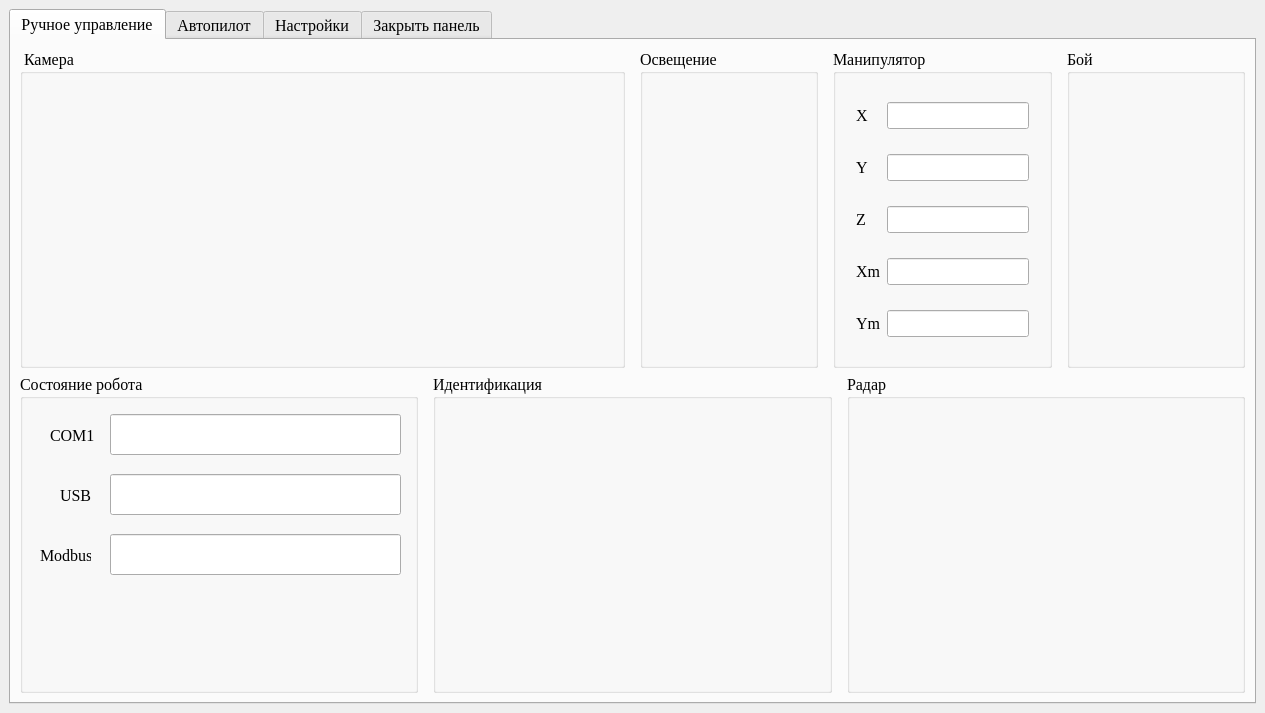
The window that mainwindow.ui (Exboom/control_panel) describes before a commit, drawn with Qt 5.
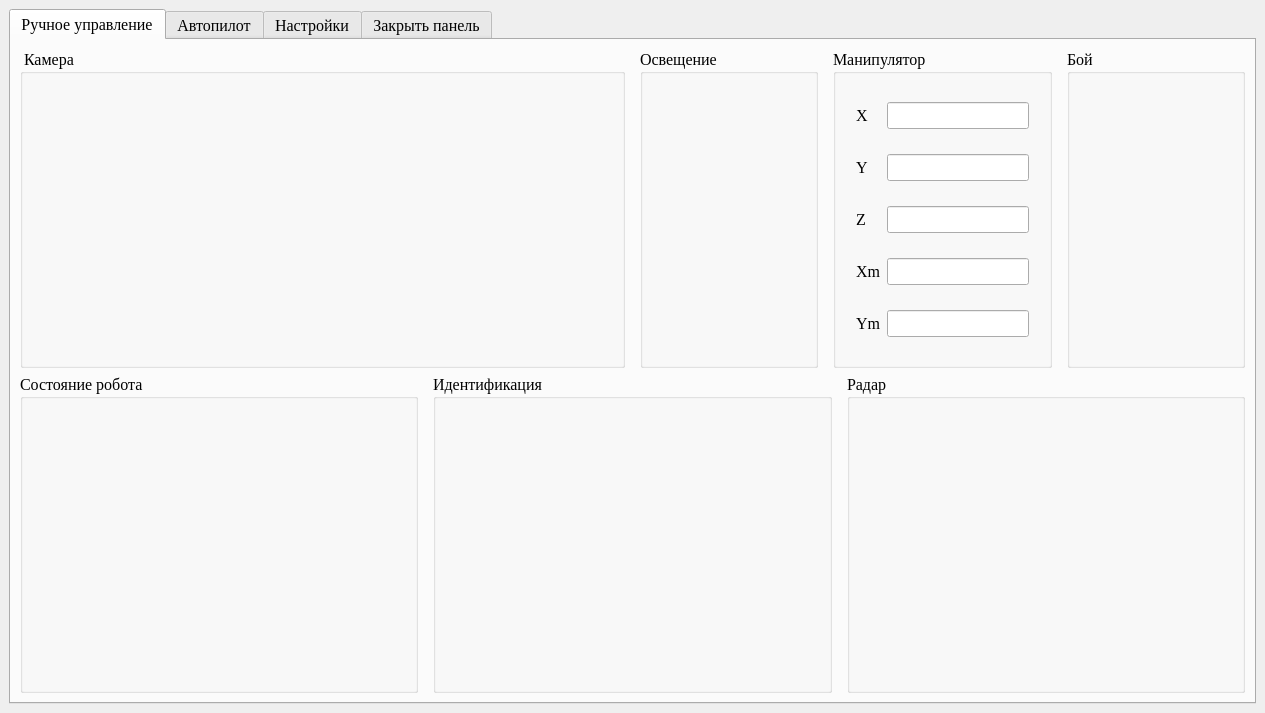
The same window after the commit.

Patch:
```diff
--- a/mainwindow.ui
+++ b/mainwindow.ui
@@ -227,78 +227,6 @@
             <property name="title">
              <string>Состояние робота</string>
             </property>
-            <widget class="QLineEdit" name="lineEdit_6">
-             <property name="geometry">
-              <rect>
-               <x>90</x>
-               <y>100</y>
-               <width>291</width>
-               <height>41</height>
-              </rect>
-             </property>
-            </widget>
-            <widget class="QLabel" name="label_6">
-             <property name="geometry">
-              <rect>
-               <x>40</x>
-               <y>110</y>
-               <width>41</width>
-               <height>23</height>
-              </rect>
-             </property>
-             <property name="text">
-              <string>USB</string>
-             </property>
-            </widget>
-            <widget class="QLineEdit" name="lineEdit_7">
-             <property name="geometry">
-              <rect>
-               <x>90</x>
-               <y>160</y>
-               <width>291</width>
-               <height>41</height>
-              </rect>
-             </property>
-            </widget>
-            <widget class="QLabel" name="label_7">
-             <property name="geometry">
-              <rect>
-               <x>20</x>
-               <y>170</y>
-               <width>51</width>
-               <height>23</height>
-              </rect>
-             </property>
-             <property name="text">
-              <string>Modbus</string>
-             </property>
-            </widget>
-            <widget class="QLineEdit" name="lineEdit_10">
-             <property name="geometry">
-              <rect>
-               <x>90</x>
-               <y>40</y>
-               <width>291</width>
-               <height>41</height>
-              </rect>
-             </property>
-             <property name="text">
-              <string/>
-             </property>
-            </widget>
-            <widget class="QLabel" name="label_10">
-             <property name="geometry">
-              <rect>
-               <x>30</x>
-               <y>50</y>
-               <width>51</width>
-               <height>23</height>
-              </rect>
-             </property>
-             <property name="text">
-              <string>COM1</string>
-             </property>
-            </widget>
            </widget>
           </item>
           <item>
```
